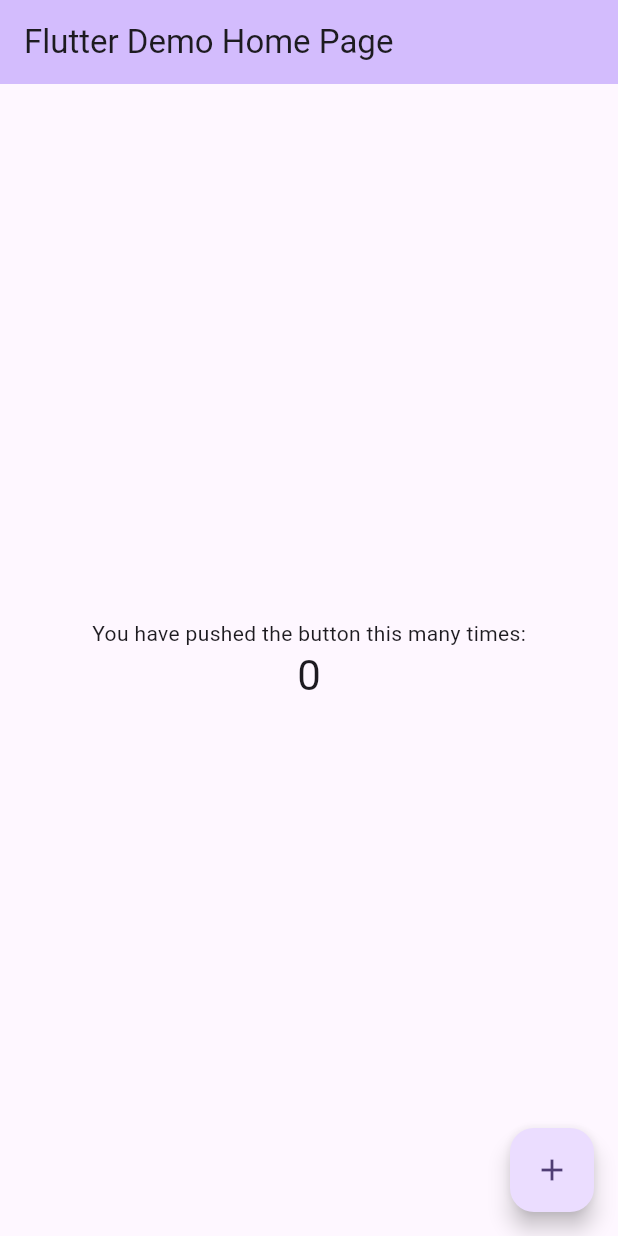
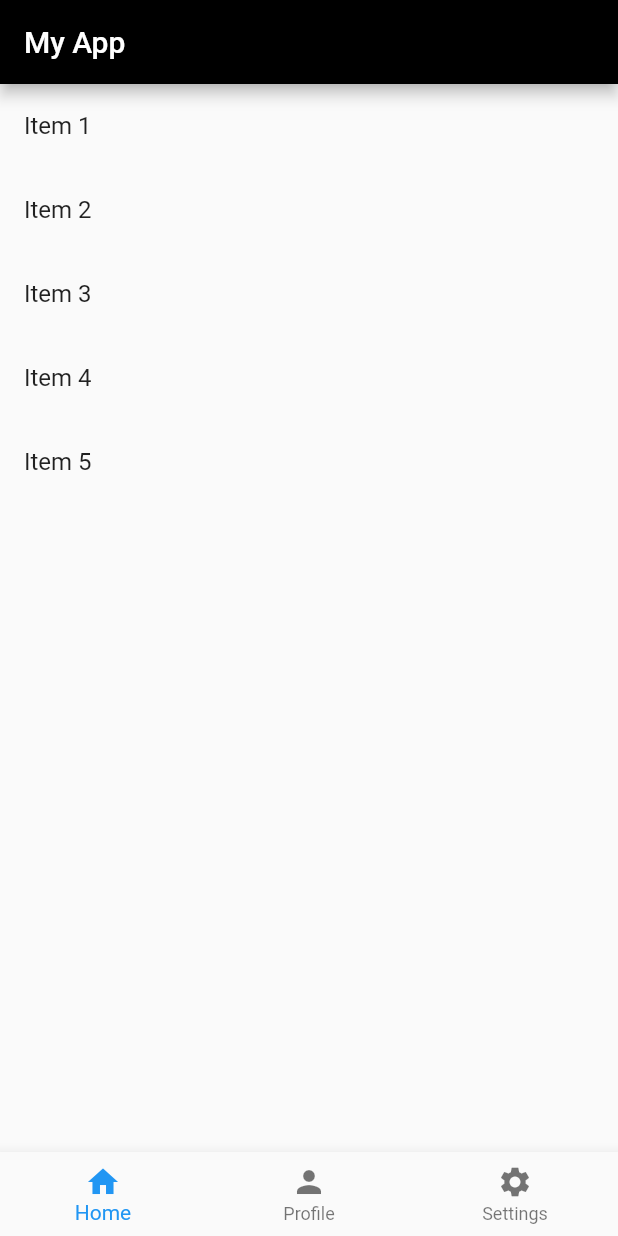
Before and after one commit to mad-ground/mad-flutter, a Flutter app: the screen it shows after launch, on a phone screen of 412 x 824 dp. Run offline on Flutter 3.47's test engine with Material 2 defaults, Android fonts, the phone set to English and light mode, and no system bars.

Commit message:
커밋 메시지

```diff
--- a/lib/main.dart
+++ b/lib/main.dart
@@ -1,125 +1,135 @@
 import 'package:flutter/material.dart';
+import 'package:madground/component/button.dart';
 
 void main() {
-  runApp(const MyApp());
+  runApp(MyApp());
 }
 
-class MyApp extends StatelessWidget {
-  const MyApp({super.key});
+class MyApp extends StatefulWidget {
 
-  // This widget is the root of your application.
+  @override
+  State<StatefulWidget> createState() => _MyAppState();
+}
+
+class _MyAppState extends State<MyApp> {
+  int _selectedIndex = 0;
+
+  final List<Widget> _pages = [
+    HomePage(),
+    ProfilePage(),
+    SettingsPage(),
+  ];
+
   @override
   Widget build(BuildContext context) {
     return MaterialApp(
-      title: 'Flutter Demo',
+      title: 'My App',
       theme: ThemeData(
-        // This is the theme of your application.
-        //
-        // TRY THIS: Try running your application with "flutter run". You'll see
-        // the application has a blue toolbar. Then, without quitting the app,
-        // try changing the seedColor in the colorScheme below to Colors.green
-        // and then invoke "hot reload" (save your changes or press the "hot
-        // reload" button in a Flutter-supported IDE, or press "r" if you used
-        // the command line to start the app).
-        //
-        // Notice that the counter didn't reset back to zero; the application
-        // state is not lost during the reload. To reset the state, use hot
-        // restart instead.
-        //
-        // This works for code too, not just values: Most code changes can be
-        // tested with just a hot reload.
-        colorScheme: ColorScheme.fromSeed(seedColor: Colors.deepPurple),
-        useMaterial3: true,
+        primaryColor: Colors.black,
+        textTheme: TextTheme(
+          bodyText2: TextStyle(fontSize: 24, color: Colors.black),
+        ),
+        buttonTheme: ButtonThemeData(
+          buttonColor: Color(0xff48ff54),
+          textTheme: ButtonTextTheme.primary,
+        ),
       ),
-      home: const MyHomePage(title: 'Flutter Demo Home Page'),
+      home: Scaffold(
+        appBar: AppBar(
+          title: Text('My App'),
+          backgroundColor: Colors.black,
+        ),
+        body: _pages[_selectedIndex],
+        bottomNavigationBar: BottomNavigationBar(
+          items: [
+            BottomNavigationBarItem(
+              icon: Icon(Icons.home),
+              label: 'Home',
+            ),
+            BottomNavigationBarItem(
+              icon: Icon(Icons.person),
+              label: 'Profile',
+            ),
+            BottomNavigationBarItem(
+              icon: Icon(Icons.settings),
+              label: 'Settings',
+            ),
+          ],
+          currentIndex: _selectedIndex,
+          onTap: (index) {
+            setState(() {
+              _selectedIndex = index;
+            });
+          },
+        ),
+      ),
     );
   }
 }
 
-class MyHomePage extends StatefulWidget {
-  const MyHomePage({super.key, required this.title});
-
-  // This widget is the home page of your application. It is stateful, meaning
-  // that it has a State object (defined below) that contains fields that affect
-  // how it looks.
-
-  // This class is the configuration for the state. It holds the values (in this
-  // case the title) provided by the parent (in this case the App widget) and
-  // used by the build method of the State. Fields in a Widget subclass are
-  // always marked "final".
-
-  final String title;
-
-  @override
-  State<MyHomePage> createState() => _MyHomePageState();
-}
-
-class _MyHomePageState extends State<MyHomePage> {
-  int _counter = 0;
-
-  void _incrementCounter() {
-    setState(() {
-      // This call to setState tells the Flutter framework that something has
-      // changed in this State, which causes it to rerun the build method below
-      // so that the display can reflect the updated values. If we changed
-      // _counter without calling setState(), then the build method would not be
-      // called again, and so nothing would appear to happen.
-      _counter++;
-    });
-  }
+class HomePage extends StatelessWidget {
+    final List<String> items = [
+    'Item 1',
+    'Item 2',
+    'Item 3',
+    'Item 4',
+    'Item 5',
+  ];
 
   @override
   Widget build(BuildContext context) {
-    // This method is rerun every time setState is called, for instance as done
-    // by the _incrementCounter method above.
-    //
-    // The Flutter framework has been optimized to make rerunning build methods
-    // fast, so that you can just rebuild anything that needs updating rather
-    // than having to individually change instances of widgets.
-    return Scaffold(
-      appBar: AppBar(
-        // TRY THIS: Try changing the color here to a specific color (to
-        // Colors.amber, perhaps?) and trigger a hot reload to see the AppBar
-        // change color while the other colors stay the same.
-        backgroundColor: Theme.of(context).colorScheme.inversePrimary,
-        // Here we take the value from the MyHomePage object that was created by
-        // the App.build method, and use it to set our appbar title.
-        title: Text(widget.title),
-      ),
-      body: Center(
-        // Center is a layout widget. It takes a single child and positions it
-        // in the middle of the parent.
-        child: Column(
-          // Column is also a layout widget. It takes a list of children and
-          // arranges them vertically. By default, it sizes itself to fit its
-          // children horizontally, and tries to be as tall as its parent.
-          //
-          // Column has various properties to control how it sizes itself and
-          // how it positions its children. Here we use mainAxisAlignment to
-          // center the children vertically; the main axis here is the vertical
-          // axis because Columns are vertical (the cross axis would be
-          // horizontal).
-          //
-          // TRY THIS: Invoke "debug painting" (choose the "Toggle Debug Paint"
-          // action in the IDE, or press "p" in the console), to see the
-          // wireframe for each widget.
-          mainAxisAlignment: MainAxisAlignment.center,
-          children: <Widget>[
-            const Text(
-              'You have pushed the button this many times:',
-            ),
-            Text(
-              '$_counter',
-              style: Theme.of(context).textTheme.headlineMedium,
-            ),
-          ],
-        ),
-      ),
-      floatingActionButton: FloatingActionButton(
-        onPressed: _incrementCounter,
-        tooltip: 'Increment',
-        child: const Icon(Icons.add),
-      ), // This trailing comma makes auto-formatting nicer for build methods.
+    return Column(
+      children: [
+        MyListView(items: items)
+      ],
     );
   }
 }
+
+class MyListView extends StatelessWidget {
+  final List<String> items;
+
+  const MyListView({required this.items});
+
+  @override
+  Widget build(BuildContext context) {
+    return Expanded(
+      child: ListView.builder(
+        itemCount: items.length,
+        itemBuilder: (context, index) {
+          return ListTile(
+            title: Text(items[index]),
+          );
+        },
+      ),
+    );
+  }
+}
+
+class ProfilePage extends StatelessWidget {
+  @override
+  Widget build(BuildContext context) {
+    return Container(
+      child: Center(
+        child: Text(
+          'Profile Page',
+          style: Theme.of(context).textTheme.bodyText2,
+        ),
+      ),
+    );
+  }
+}
+
+class SettingsPage extends StatelessWidget {
+  @override
+  Widget build(BuildContext context) {
+    return Container(
+      child: Center(
+        child: Text(
+          'Settings Page',
+          style: Theme.of(context).textTheme.bodyText2,
+        ),
+      ),
+    );
+  }
+}
```
Also changed, not shown: lib/component/button.dart (added, +33 -0 lines).
